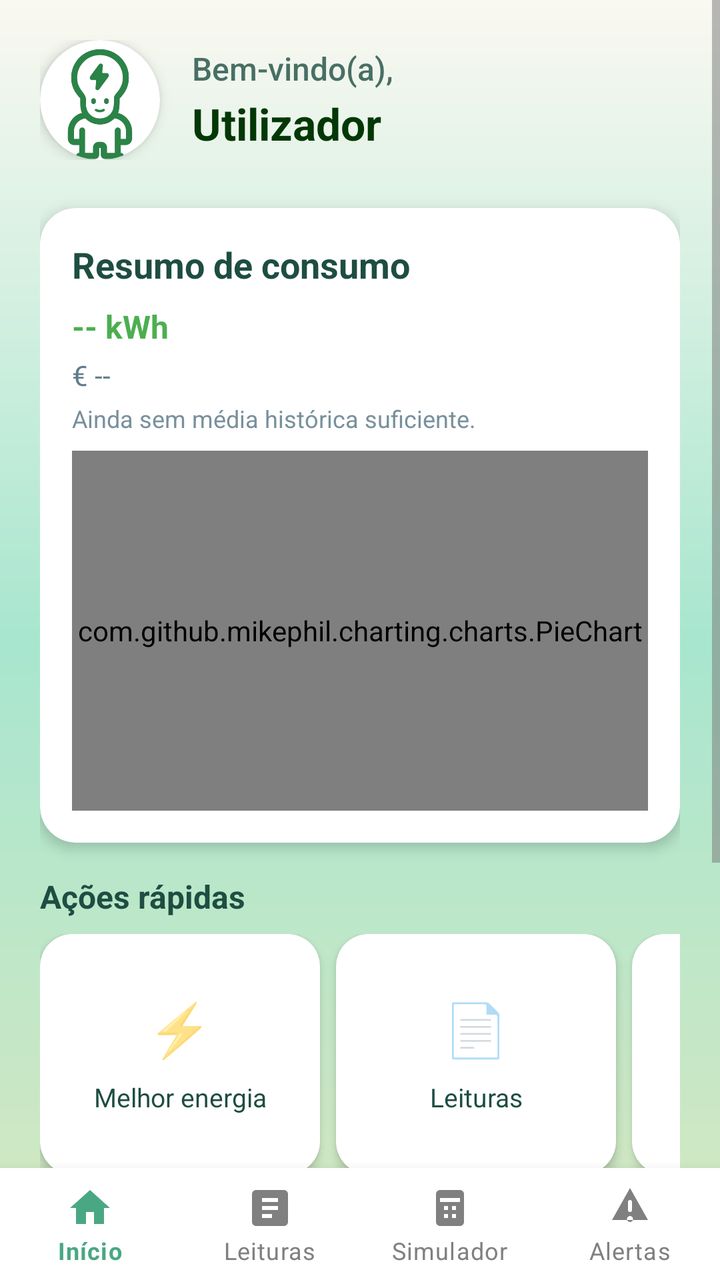
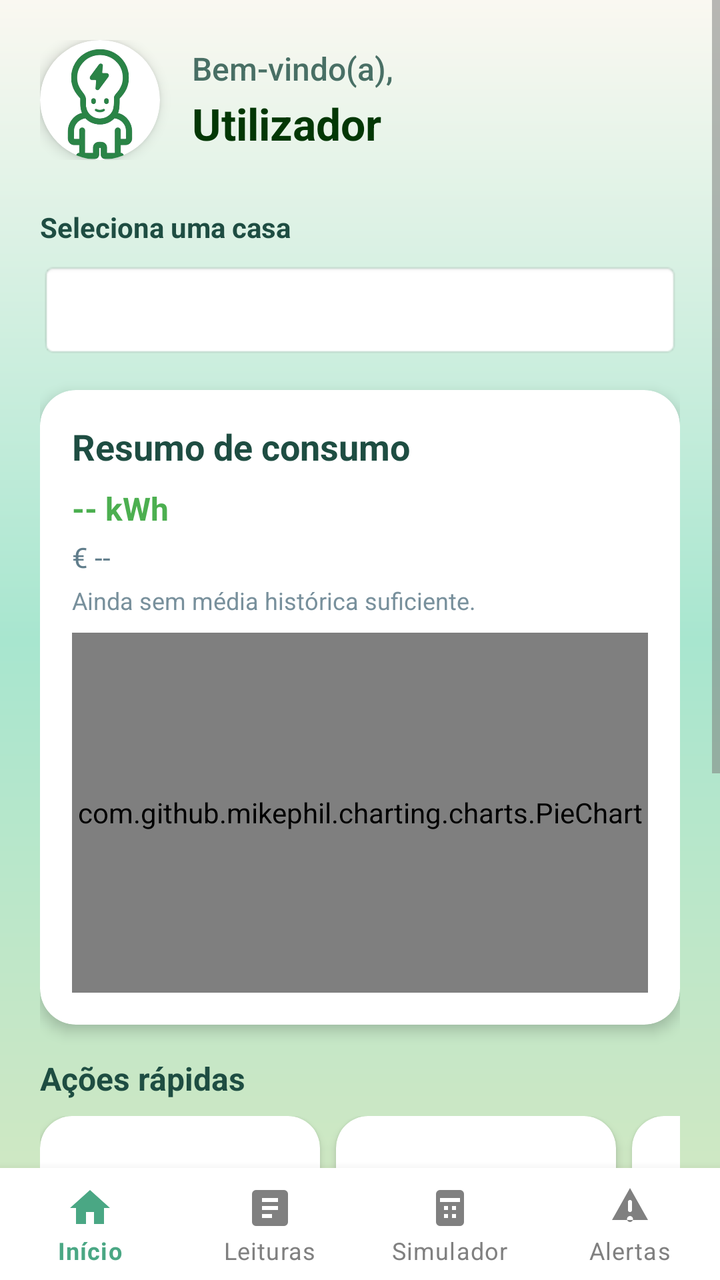

An Android layout rendered at two revisions. The XML below is the earlier revision; the diff shows what the commit changed to produce the second picture.
<!-- AndroidManifest.xml: application theme Theme.EcoTrack -->
<!-- res/layout/activity_principal_menu.xml -->
<?xml version="1.0" encoding="utf-8"?>
<RelativeLayout xmlns:android="http://schemas.android.com/apk/res/android"
    xmlns:app="http://schemas.android.com/apk/res-auto"
    android:layout_width="match_parent"
    android:layout_height="match_parent"
    android:background="@drawable/gradient_verde">

    
    <ScrollView
        android:id="@+id/scrollContent"
        android:layout_width="match_parent"
        android:layout_height="match_parent"
        android:layout_above="@+id/bottomNavigation"
        android:fillViewport="true">

        <LinearLayout
            android:orientation="vertical"
            android:padding="20dp"
            android:layout_width="match_parent"
            android:layout_height="wrap_content">

            
            <RelativeLayout
                android:layout_width="match_parent"
                android:layout_height="wrap_content"
                android:layout_marginBottom="24dp"
                android:gravity="center_vertical">

                <com.google.android.material.card.MaterialCardView
                    android:id="@+id/cardPerfilTopo"
                    android:layout_width="60dp"
                    android:layout_height="60dp"
                    android:layout_alignParentStart="true"
                    android:layout_centerVertical="true"
                    app:cardCornerRadius="30dp"
                    app:cardElevation="4dp"
                    app:cardBackgroundColor="#FFFFFF"
                    android:clickable="true"
                    android:focusable="true"
                    android:foreground="?attr/selectableItemBackground">

                    <ImageView
                        android:id="@+id/imgPerfilTopo"
                        android:layout_width="match_parent"
                        android:layout_height="match_parent"
                        android:src="@drawable/ecotrack_logo"
                        android:scaleType="centerCrop"
                        android:contentDescription="Perfil" />
                </com.google.android.material.card.MaterialCardView>

                <LinearLayout
                    android:layout_width="wrap_content"
                    android:layout_height="wrap_content"
                    android:orientation="vertical"
                    android:layout_centerVertical="true"
                    android:layout_toEndOf="@+id/cardPerfilTopo"
                    android:layout_marginStart="16dp">

                    <TextView
                        android:text="Bem-vindo(a),"
                        android:textSize="16sp"
                        android:textColor="#1E4D42"
                        android:fontFamily="sans-serif-medium"
                        android:alpha="0.8"
                        android:layout_width="wrap_content"
                        android:layout_height="wrap_content"/>

                    <TextView
                        android:id="@+id/tvNomeUtilizador"
                        android:text="Utilizador"
                        android:textSize="22sp"
                        android:textStyle="bold"
                        android:textColor="@color/green"
                        android:layout_marginTop="2dp"
                        android:layout_width="wrap_content"
                        android:layout_height="wrap_content"/>
                </LinearLayout>

            </RelativeLayout>

            
            <com.google.android.material.card.MaterialCardView
                android:id="@+id/cardResumo"
                android:layout_width="match_parent"
                android:layout_height="wrap_content"
                android:layout_marginBottom="16dp"
                app:cardCornerRadius="18dp"
                app:cardElevation="4dp"
                app:cardBackgroundColor="@android:color/white">

                <LinearLayout
                    android:orientation="vertical"
                    android:padding="16dp"
                    android:layout_width="match_parent"
                    android:layout_height="wrap_content">

                    <TextView
                        android:id="@+id/tvTituloResumo"
                        android:text="Resumo de consumo"
                        android:textSize="18sp"
                        android:textStyle="bold"
                        android:textColor="#1E4D42"
                        android:layout_width="wrap_content"
                        android:layout_height="wrap_content"/>

                    <TextView
                        android:id="@+id/tvConsumoResumo"
                        android:text="-- kWh"
                        android:textSize="16sp"
                        android:textStyle="bold"
                        android:textColor="#4CAF50"
                        android:layout_marginTop="8dp"
                        android:layout_width="wrap_content"
                        android:layout_height="wrap_content"/>

                    <TextView
                        android:id="@+id/tvCustoResumo"
                        android:text="€ --"
                        android:textSize="14sp"
                        android:textColor="#607D8B"
                        android:layout_marginTop="4dp"
                        android:layout_width="wrap_content"
                        android:layout_height="wrap_content"/>

                    <TextView
                        android:id="@+id/tvComparacaoResumo"
                        android:text="Ainda sem média histórica suficiente."
                        android:textSize="12sp"
                        android:textColor="#78909C"
                        android:layout_marginTop="4dp"
                        android:layout_width="wrap_content"
                        android:layout_height="wrap_content"/>

                    <com.github.mikephil.charting.charts.PieChart
                        android:id="@+id/pieResumo"
                        android:layout_width="match_parent"
                        android:layout_height="180dp"
                        android:layout_marginTop="8dp" />

                </LinearLayout>
            </com.google.android.material.card.MaterialCardView>

            
            <TextView
                android:text="Ações rápidas"
                android:textStyle="bold"
                android:textColor="#1E4D42"
                android:textSize="16sp"
                android:layout_width="wrap_content"
                android:layout_height="wrap_content"/>

            <HorizontalScrollView
                android:layout_width="match_parent"
                android:layout_height="wrap_content"
                android:layout_marginTop="8dp"
                android:overScrollMode="never"
                android:scrollbars="none">

                <LinearLayout
                    android:orientation="horizontal"
                    android:layout_width="wrap_content"
                    android:layout_height="wrap_content">

                    
                    <com.google.android.material.card.MaterialCardView
                        android:id="@+id/cardMelhorEnergia"
                        android:layout_width="140dp"
                        android:layout_height="120dp"
                        android:layout_marginEnd="8dp"
                        app:cardCornerRadius="16dp"
                        app:cardElevation="3dp"
                        app:cardBackgroundColor="@android:color/white"
                        android:clickable="true"
                        android:focusable="true"
                        android:foreground="?attr/selectableItemBackground">

                        <LinearLayout
                            android:orientation="vertical"
                            android:gravity="center"
                            android:padding="12dp"
                            android:layout_width="match_parent"
                            android:layout_height="match_parent">

                            <TextView
                                android:text="⚡"
                                android:textSize="26sp"
                                android:layout_width="wrap_content"
                                android:layout_height="wrap_content"/>

                            <TextView
                                android:text="Melhor energia"
                                android:gravity="center"
                                android:textSize="13sp"
                                android:textColor="#1E4D42"
                                android:layout_marginTop="8dp"
                                android:layout_width="match_parent"
                                android:layout_height="wrap_content"/>
                        </LinearLayout>
                    </com.google.android.material.card.MaterialCardView>

                    
                    <com.google.android.material.card.MaterialCardView
                        android:id="@+id/cardLeituras"
                        android:layout_width="140dp"
                        android:layout_height="120dp"
                        android:layout_marginEnd="8dp"
                        app:cardCornerRadius="16dp"
                        app:cardElevation="3dp"
                        app:cardBackgroundColor="@android:color/white"
                        android:clickable="true"
                        android:focusable="true"
                        android:foreground="?attr/selectableItemBackground">

                        <LinearLayout
                            android:orientation="vertical"
                            android:gravity="center"
                            android:padding="12dp"
                            android:layout_width="match_parent"
                            android:layout_height="match_parent">

                            <TextView
                                android:text="📄"
                                android:textSize="26sp"
                                android:layout_width="wrap_content"
                                android:layout_height="wrap_content"/>

                            <TextView
                                android:text="Leituras"
                                android:gravity="center"
                                android:textSize="13sp"
                                android:textColor="#1E4D42"
                                android:layout_marginTop="8dp"
                                android:layout_width="match_parent"
                                android:layout_height="wrap_content"/>
                        </LinearLayout>
                    </com.google.android.material.card.MaterialCardView>

                    
                    <com.google.android.material.card.MaterialCardView
                        android:id="@+id/cardEstimativas"
                        android:layout_width="140dp"
                        android:layout_height="120dp"
                        android:layout_marginEnd="8dp"
                        app:cardCornerRadius="16dp"
                        app:cardElevation="3dp"
                        app:cardBackgroundColor="@android:color/white"
                        android:clickable="true"
                        android:focusable="true"
                        android:foreground="?attr/selectableItemBackground">

                        <LinearLayout
                            android:orientation="vertical"
                            android:gravity="center"
                            android:padding="12dp"
                            android:layout_width="match_parent"
                            android:layout_height="match_parent">

                            <TextView
                                android:text="📝"
                                android:textSize="26sp"
                                android:layout_width="wrap_content"
                                android:layout_height="wrap_content"/>

                            <TextView
                                android:text="Estimativas"
                                android:gravity="center"
                                android:textSize="13sp"
                                android:textColor="#1E4D42"
                                android:layout_marginTop="8dp"
                                android:layout_width="match_parent"
                                android:layout_height="wrap_content"/>
                        </LinearLayout>
                    </com.google.android.material.card.MaterialCardView>

                    
                    <com.google.android.material.card.MaterialCardView
                        android:id="@+id/cardMapaGastos"
                        android:layout_width="140dp"
                        android:layout_height="120dp"
                        android:layout_marginEnd="8dp"
                        app:cardCornerRadius="16dp"
                        app:cardElevation="3dp"
                        app:cardBackgroundColor="@android:color/white"
                        android:clickable="true"
                        android:focusable="true"
                        android:foreground="?attr/selectableItemBackground">

                        <LinearLayout
                            android:orientation="vertical"
                            android:gravity="center"
                            android:padding="12dp"
                            android:layout_width="match_parent"
                            android:layout_height="match_parent">

                            <TextView
                                android:text="📊"
                                android:textSize="26sp"
                                android:layout_width="wrap_content"
                                android:layout_height="wrap_content"/>

                            <TextView
                                android:text="Mapa de gastos"
                                android:gravity="center"
                                android:textSize="13sp"
                                android:textColor="#1E4D42"
                                android:layout_marginTop="8dp"
                                android:layout_width="match_parent"
                                android:layout_height="wrap_content"/>
                        </LinearLayout>
                    </com.google.android.material.card.MaterialCardView>

                </LinearLayout>
            </HorizontalScrollView>

            
            <LinearLayout
                android:layout_width="match_parent"
                android:layout_height="wrap_content"
                android:orientation="vertical"
                android:layout_marginTop="16dp">

                <com.google.android.material.card.MaterialCardView
                    android:id="@+id/cardAlertas"
                    android:layout_width="match_parent"
                    android:layout_height="80dp"
                    android:layout_marginBottom="8dp"
                    app:cardCornerRadius="16dp"
                    app:cardElevation="3dp"
                    app:cardBackgroundColor="@android:color/white"
                    android:clickable="true"
                    android:focusable="true"
                    android:foreground="?attr/selectableItemBackground">

                    <LinearLayout
                        android:orientation="horizontal"
                        android:gravity="center_vertical"
                        android:padding="16dp"
                        android:layout_width="match_parent"
                        android:layout_height="match_parent">

                        <TextView
                            android:text="🚨"
                            android:textSize="26sp"
                            android:layout_width="wrap_content"
                            android:layout_height="wrap_content"/>

                        <LinearLayout
                            android:orientation="vertical"
                            android:layout_marginStart="12dp"
                            android:layout_width="wrap_content"
                            android:layout_height="wrap_content">

                            <TextView
                                android:text="Alertas de consumo"
                                android:textStyle="bold"
                                android:textColor="#1E4D42"
                                android:textSize="15sp"
                                android:layout_width="wrap_content"
                                android:layout_height="wrap_content"/>

                            <TextView
                                android:text="Veja se há consumos anormais"
                                android:textColor="#607D8B"
                                android:textSize="12sp"
                                android:layout_width="wrap_content"
                                android:layout_height="wrap_content"/>
                        </LinearLayout>
                    </LinearLayout>
                </com.google.android.material.card.MaterialCardView>

                <com.google.android.material.card.MaterialCardView
                    android:id="@+id/cardApoio"
                    android:layout_width="match_parent"
                    android:layout_height="80dp"
                    app:cardCornerRadius="16dp"
                    app:cardElevation="3dp"
                    app:cardBackgroundColor="@android:color/white"
                    android:clickable="true"
                    android:focusable="true"
                    android:foreground="?attr/selectableItemBackground">

                    <LinearLayout
                        android:orientation="horizontal"
                        android:gravity="center_vertical"
                        android:padding="16dp"
                        android:layout_width="match_parent"
                        android:layout_height="match_parent">

                        <TextView
                            android:text="📞"
                            android:textSize="26sp"
                            android:layout_width="wrap_content"
                            android:layout_height="wrap_content"/>

                        <LinearLayout
                            android:orientation="vertical"
                            android:layout_marginStart="12dp"
                            android:layout_width="wrap_content"
                            android:layout_height="wrap_content">

                            <TextView
                                android:text="Apoio ao cliente"
                                android:textStyle="bold"
                                android:textColor="#1E4D42"
                                android:textSize="15sp"
                                android:layout_width="wrap_content"
                                android:layout_height="wrap_content"/>

                            <TextView
                                android:text="Contacta a equipa de suporte"
                                android:textColor="#607D8B"
                                android:textSize="12sp"
                                android:layout_width="wrap_content"
                                android:layout_height="wrap_content"/>
                        </LinearLayout>
                    </LinearLayout>
                </com.google.android.material.card.MaterialCardView>

            </LinearLayout>

        </LinearLayout>
    </ScrollView>

    
    <com.google.android.material.bottomnavigation.BottomNavigationView
        android:id="@+id/bottomNavigation"
        android:layout_width="match_parent"
        android:layout_height="wrap_content"
        android:layout_alignParentBottom="true"
        app:menu="@menu/menu_bottom_nav"
        app:itemIconTint="@color/selector_bottom_nav"
        app:itemTextColor="@color/selector_bottom_nav"
        android:background="@android:color/white"
        app:labelVisibilityMode="labeled"/>

</RelativeLayout>
<!-- resources referenced by this layout -->
<resources>
  <color name="green">#033705</color>
  <!-- drawable ecotrack_logo: png bitmap (drawable, 78201 bytes) -->
  <!-- drawable gradient_verde (drawable) -->
  <shape xmlns:android="http://schemas.android.com/apk/res/android">
      <gradient
          android:startColor="@color/pastel_lightgreen"
          android:centerColor="@color/mint_start"
          android:endColor="@color/pastel_whitewarm"
          android:angle="90" />
  
      <corners android:radius="0dp" />
  </shape>
  <style name="Theme.EcoTrack" parent="Theme.MaterialComponents.Light.NoActionBar">
          
          <item name="colorPrimary">@color/colorPrimary</item>
          <item name="colorOnPrimary">@color/colorOnPrimary</item>
          <item name="colorSecondary">@color/colorSecondary</item>
          <item name="colorOnSecondary">@color/colorOnSecondary</item>
  
          
          <item name="colorOnBackground">@color/background_beige</item>
          <item name="colorSurface">@color/colorSurface</item>
          <item name="colorOnSurface">@color/colorOnSurface</item>
          <item name="android:windowBackground">@color/background_beige</item>
  
          
          <item name="colorPrimaryContainer">@color/colorPrimaryContainer</item>
          <item name="colorOnPrimaryContainer">@color/colorOnPrimaryContainer</item>
          <item name="colorSecondaryContainer">@color/colorSecondaryContainer</item>
          <item name="colorOnSecondaryContainer">@color/colorOnSecondaryContainer</item>
  
          
          <item name="colorError">@color/colorError</item>
          <item name="colorOnError">@color/colorOnError</item>
          <item name="colorErrorContainer">@color/colorErrorContainer</item>
          <item name="colorOnErrorContainer">@color/colorOnErrorContainer</item>
  
          
          <item name="colorOutline">@color/colorOutline</item>
  
          
          <item name="android:textColorPrimary">@color/text_primary</item>
          <item name="android:textColorSecondary">@color/text_secondary</item>
  
          
          <item name="android:statusBarColor">@color/colorPrimary</item>
          <item name="android:navigationBarColor">@color/background_beige</item>
      </style>
  <color name="pastel_lightgreen">#D7E8C1</color>
  <color name="mint_start">#A8E6CF</color>
  <color name="pastel_whitewarm">#FAF8F1</color>
  <color name="colorPrimary">#2E7D5B</color>
  <color name="colorOnPrimary">#FFFFFF</color>
  <color name="colorSecondary">#52644F</color>
  <color name="colorOnSecondary">#FFFFFF</color>
  <color name="background_beige">#FFFDF8</color>
  <color name="colorSurface">#FAF7F2</color>
  <color name="colorOnSurface">#3B3A37</color>
  <color name="colorPrimaryContainer">#BFE3CF</color>
  <color name="colorOnPrimaryContainer">#1A3B2C</color>
  <color name="colorSecondaryContainer">#D5E8D7</color>
  <color name="colorOnSecondaryContainer">#1F352F</color>
  <color name="colorError">#B3261E</color>
  <color name="colorOnError">#FFFFFF</color>
  <color name="colorErrorContainer">#F9DEDC</color>
  <color name="colorOnErrorContainer">#410E0B</color>
  <color name="colorOutline">#D8D2C8</color>
  <color name="text_primary">#2E2E2E</color>
  <color name="text_secondary">#7A7A7A</color>
</resources>

<!-- the commit's change to res/layout/activity_principal_menu.xml (unified diff, before → after) -->
@@ -79,6 +79,40 @@
             </RelativeLayout>
 
             
+            <LinearLayout
+                android:layout_width="match_parent"
+                android:layout_height="wrap_content"
+                android:orientation="vertical"
+                android:layout_marginBottom="16dp">
+
+                <TextView
+                    android:text="Seleciona uma casa"
+                    android:textStyle="bold"
+                    android:textColor="#1E4D42"
+                    android:textSize="14sp"
+                    android:layout_width="wrap_content"
+                    android:layout_height="wrap_content"
+                    android:layout_marginBottom="8dp"/>
+
+                <Spinner
+                    android:id="@+id/spinnerCasas"
+                    android:layout_width="match_parent"
+                    android:layout_height="48dp"
+                    android:background="@android:drawable/editbox_background_normal"
+                    android:padding="12dp"/>
+
+                <TextView
+                    android:id="@+id/tvSemCasas"
+                    android:text="Nenhuma casa registada. Cria uma em Caracterização."
+                    android:textColor="#FF6B6B"
+                    android:textSize="12sp"
+                    android:layout_width="wrap_content"
+                    android:layout_height="wrap_content"
+                    android:visibility="gone"/>
+
+            </LinearLayout>
+
+            
             <com.google.android.material.card.MaterialCardView
                 android:id="@+id/cardResumo"
                 android:layout_width="match_parent"
